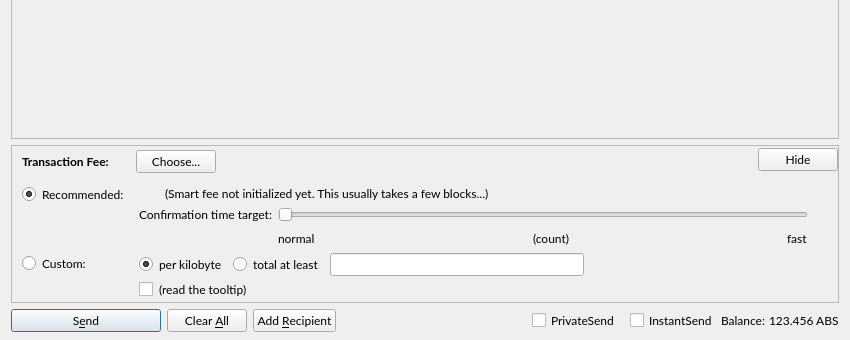
Old version of the form src/qt/forms/sendcoinsdialog.ui in the repository ichudu/ABS; both pictures show x 0 to 850 and y 186 to 526 of the 850 by 526 pixel window.
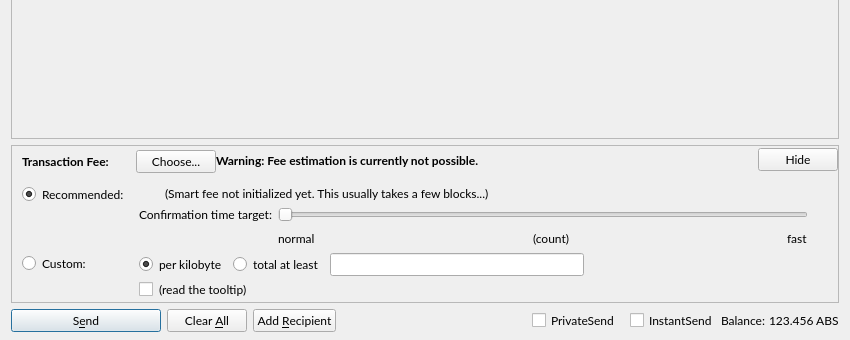
New version of the form. Custom widgets are drawn as their Qt base class.

Commit message:
Merge #9481: [Qt] Show more significant warning if we fall back to the default fee
7abe7bb Qt/Send: Give fallback fee a reasonable indent (Luke Dashjr)
3e4d7bf Qt/Send: Figure a decent warning colour from theme (Luke Dashjr)
c5adf8f [Qt] Show more significant warning if we fall back to the default fee (Jonas Schnelli)

Tree-SHA512: 9e85b5b398d7a49aaf6c42578d63750b1b7aa9cc9e84d008fe21d6c53f1ffe2fb69286a1a764e634ebca3286564615578eea0a1bc883e4b332be8306d9883d14

Diff of the .ui file:
```diff
--- a/src/qt/forms/sendcoinsdialog.ui
+++ b/src/qt/forms/sendcoinsdialog.ui
@@ -764,11 +764,33 @@
             </item>
            </layout>
           </item>
+          <item>
+           <widget class="QLabel" name="fallbackFeeWarningLabel">
+            <property name="toolTip">
+             <string>Using the fallbackfee can result in sending a transaction that will take serval hours or days (or never) to confirm. Consider choosing your fee manually or wait until your have validated the complete chain.</string>
+            </property>
+            <property name="font">
+            <font>
+                <weight>75</weight>
+                <bold>true</bold>
+            </font>
+            </property>
+            <property name="text">
+             <string>Warning: Fee estimation is currently not possible.</string>
+            </property>
+            <property name="wordWrap">
+             <bool>false</bool>
+            </property>
+           </widget>
+          </item>
           <item>
            <spacer name="horizontalSpacer_4">
             <property name="orientation">
              <enum>Qt::Horizontal</enum>
             </property>
+            <property name="sizeType">
+             <enum>QSizePolicy::MinimumExpanding</enum>
+            </property>
             <property name="sizeHint" stdset="0">
              <size>
               <width>40</width>
```
The commit also changes 1 other file.
